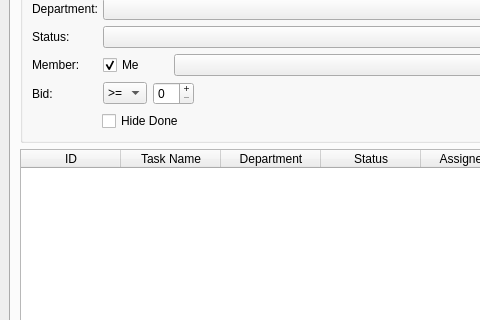
First picture: the form in media/main_window.ui, repository all-in-one-of/project_manager, before the edit; both pictures show x 0 to 480 and y 159 to 479 of the 1083 by 910 pixel window.
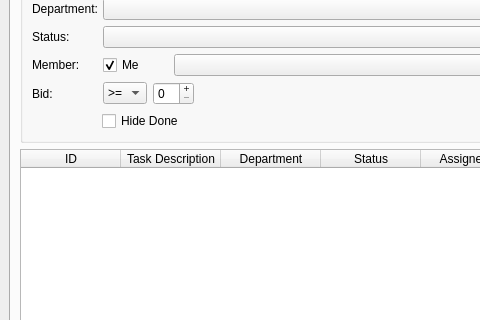
Second picture: the form after the edit. The open tabs and pages were chosen to show the change.

Commit message: Change my tasks tab so that it works with the new task class object workflow

Patch:
```diff
--- a/media/main_window.ui
+++ b/media/main_window.ui
@@ -2061,7 +2061,7 @@
             </column>
             <column>
              <property name="text">
-              <string>Task Name</string>
+              <string>Task Description</string>
              </property>
             </column>
             <column>
```
Left out of the diff: 2 changed lines with no effect on the pictures. The commit also changes 7 other files.
